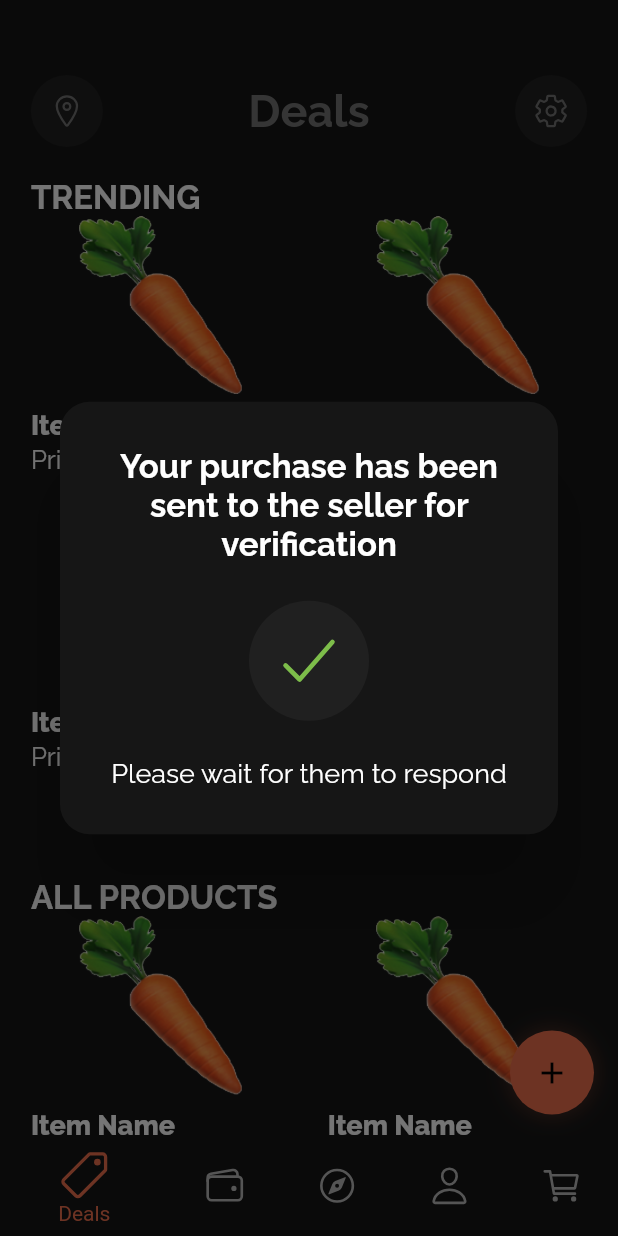
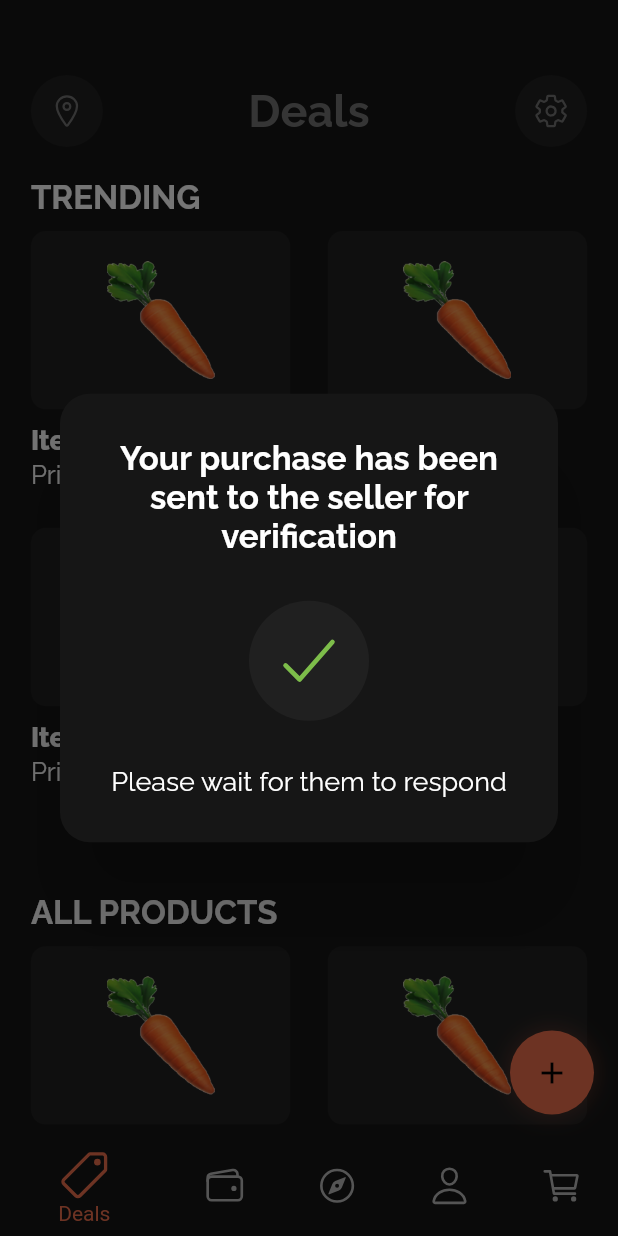
Before and after one commit to cyberwizard1001/shopblocks_flutter, a Flutter app: the screen it shows after launch, after a tap on "Item Name", on a phone screen of 412 x 824 dp. Run offline on Flutter 3.47's test engine with Material 2 defaults, Android fonts, the phone set to English and light mode, and no system bars; our stand-ins replace firebase_core, flutter_svg, font_awesome_flutter, google_fonts, ionicons; missing offline and left inert: flutter_rounded_date_picker, flutter_web3; accounts and stored records are empty; project files that could hold a hidden picture were left out.

Commit message:
Alert Dialogues, buttons

```diff
--- a/lib/screens/deals.dart
+++ b/lib/screens/deals.dart
@@ -1,10 +1,10 @@
 import 'package:flutter/material.dart';
-import 'package:ionicons/ionicons.dart';
 import 'package:shopblocks_flutter/screens/add_item.dart';
 import 'package:shopblocks_flutter/utils/colors.dart' as colors;
 import 'package:shopblocks_flutter/utils/text_styles.dart' as texts;
-import 'package:shopblocks_flutter/widgets/alert_dialog.dart';
 import 'package:shopblocks_flutter/widgets/top_bar.dart';
+
+import '../widgets/item_card.dart';
 
 class Deals extends StatefulWidget {
   const Deals({Key? key}) : super(key: key);
@@ -19,7 +19,8 @@ class _DealsState extends State<Deals> {
     return Scaffold(
       floatingActionButton: FloatingActionButton(
         onPressed: () {
-          Navigator.push(context, MaterialPageRoute(builder: (context)=>const AddItems()));
+          Navigator.push(context,
+              MaterialPageRoute(builder: (context) => const AddItems()));
         },
         elevation: 0,
         foregroundColor: Colors.black,
@@ -38,7 +39,7 @@ class _DealsState extends State<Deals> {
               ),
             ],
           ),
-          child: Icon(Icons.add),
+          child: const Icon(Icons.add),
         ),
       ),
       backgroundColor: colors.scaffoldColor,
@@ -63,6 +64,9 @@ class _DealsState extends State<Deals> {
                   Text(
                     "TRENDING",
                     style: texts.heading3,
+                  ),
+                  const SizedBox(
+                    height: 10,
                   ),
                   GridView.builder(
                     physics: const NeverScrollableScrollPhysics(),
@@ -94,6 +98,9 @@ class _DealsState extends State<Deals> {
                     "ALL PRODUCTS",
                     style: texts.heading3,
                   ),
+                  const SizedBox(
+                    height: 10,
+                  ),
                   GridView.builder(
                     physics: const NeverScrollableScrollPhysics(),
                     shrinkWrap: true,
@@ -117,49 +124,3 @@ class _DealsState extends State<Deals> {
     );
   }
 }
-
-class ItemCard extends StatelessWidget {
-  const ItemCard({
-    Key? key,
-  }) : super(key: key);
-
-  @override
-  Widget build(BuildContext context) {
-    return GestureDetector(
-      onTap: () {
-        displaySucessDialog(
-            context,
-            'Your purchase has been sent to the seller for verification',
-            'Please wait for them to respond');
-      },
-      child: Column(
-        crossAxisAlignment: CrossAxisAlignment.start,
-        children: [
-          Expanded(
-            child: Container(
-              decoration: BoxDecoration(
-                borderRadius: BorderRadius.circular(10),
-                image: const DecorationImage(
-                  fit: BoxFit.contain,
-                  image: AssetImage("assets/images/test-carrot.png"),
-                ),
-              ),
-            ),
-          ),
-          const SizedBox(height: 10),
-          Text(
-            'Item Name',
-            style: texts.paragraph.copyWith(
-                fontWeight: FontWeight.w800, color: colors.headingTextColor),
-          ),
-          const SizedBox(height: 3),
-          Text(
-            'Price',
-            style: texts.paragraph
-                .copyWith(fontSize: 17, color: colors.headingTextColor),
-          )
-        ],
-      ),
-    );
-  }
-}
--- a/lib/widgets/alert_dialog.dart
+++ b/lib/widgets/alert_dialog.dart
@@ -4,6 +4,7 @@ import 'package:google_fonts/google_fonts.dart';
 import 'package:ionicons/ionicons.dart';
 import 'package:shopblocks_flutter/utils/colors.dart' as colors;
 import 'package:shopblocks_flutter/utils/text_styles.dart' as texts;
+import 'package:shopblocks_flutter/widgets/reusable_button.dart';
 
 displayDialog(context, positiveText, negativeText, Function positiveFunction,
     title, subTitle,
@@ -61,13 +62,11 @@ displaySucessDialog(context, title, subTitle) async {
       shape: RoundedRectangleBorder(
         borderRadius: BorderRadius.circular(20),
       ),
-      child: SizedBox(
-        height: MediaQuery.of(context).size.height * 0.35,
-        width: MediaQuery.of(context).size.width * 0.95,
       child: Padding(
         padding:
             const EdgeInsets.only(right: 15, left: 15, top: 30, bottom: 30),
         child: Column(
+          mainAxisSize: MainAxisSize.min,
           mainAxisAlignment: MainAxisAlignment.spaceBetween,
           children: [
             Text(
@@ -75,6 +74,7 @@ displaySucessDialog(context, title, subTitle) async {
               style: texts.heading3,
               textAlign: TextAlign.center,
             ),
+            const SizedBox(height: 30),
             CircleAvatar(
               radius: 40,
               backgroundColor: colors.lightGreyBackground,
@@ -84,6 +84,7 @@ displaySucessDialog(context, title, subTitle) async {
                 size: 50,
               ),
             ),
+            const SizedBox(height: 30),
             Text(
               subTitle,
               style: texts.paragraphw,
@@ -93,11 +94,10 @@ displaySucessDialog(context, title, subTitle) async {
         ),
       ),
     ),
-    ),
   );
 }
 
-displayButtonDialogue(context, title, subTitle) async {
+displayButtonDialogue(context, title, subTitle, onPress) async {
   return await showDialog(
     context: context,
     builder: (context) => Dialog(
@@ -105,13 +105,11 @@ displayButtonDialogue(context, title, subTitle) async {
       shape: RoundedRectangleBorder(
         borderRadius: BorderRadius.circular(20),
       ),
-      child: SizedBox(
-        height: MediaQuery.of(context).size.height * 0.35,
-        width: MediaQuery.of(context).size.width * 0.95,
       child: Padding(
         padding:
             const EdgeInsets.only(right: 15, left: 15, top: 30, bottom: 30),
         child: Column(
+          mainAxisSize: MainAxisSize.min,
           mainAxisAlignment: MainAxisAlignment.spaceBetween,
           children: [
             Text(
@@ -119,13 +117,15 @@ displayButtonDialogue(context, title, subTitle) async {
               style: texts.heading3,
               textAlign: TextAlign.center,
             ),
+            const SizedBox(height: 30),
             Text(
               subTitle,
               style: texts.paragraphw,
               textAlign: TextAlign.center,
             ),
+            const SizedBox(height: 30),
+            ReusableButton(onPress: () => {onPress}),
           ],
-          ),
         ),
       ),
     ),
--- /dev/null
+++ b/lib/widgets/item_card.dart
@@ -0,0 +1,66 @@
+import 'package:flutter/material.dart';
+import 'package:shopblocks_flutter/utils/colors.dart' as colors;
+import 'package:shopblocks_flutter/utils/text_styles.dart' as texts;
+import 'alert_dialog.dart';
+
+class ItemCard extends StatelessWidget {
+  const ItemCard({
+    Key? key,
+  }) : super(key: key);
+
+  @override
+  Widget build(BuildContext context) {
+    return GestureDetector(
+      onTap: () {
+        //TODO: Remove dialog testing
+        // displayButtonDialogue(
+        //   context,
+        //   'A purchase has been initiated by the buyer',
+        //   'Verify the transaction by clicking below,if the product has been sold.',
+        //   () => {},
+        // );
+        displaySucessDialog(
+          context,
+          'Your purchase has been sent to the seller for verification',
+          'Please wait for them to respond',
+        );
+      },
+      child: Column(
+        crossAxisAlignment: CrossAxisAlignment.start,
+        children: [
+          Expanded(
+            child: Container(
+              decoration: BoxDecoration(
+                borderRadius: BorderRadius.circular(10),
+                color: colors.lightGreyBackground,
+              ),
+              padding:
+                  EdgeInsets.only(top: 20, bottom: 20, left: 10, right: 10),
+              child: Container(
+                decoration: BoxDecoration(
+                  borderRadius: BorderRadius.circular(10),
+                  image: const DecorationImage(
+                    fit: BoxFit.contain,
+                    image: AssetImage("assets/images/test-carrot.png"),
+                  ),
+                ),
+              ),
+            ),
+          ),
+          const SizedBox(height: 10),
+          Text(
+            'Item Name',
+            style: texts.paragraph.copyWith(
+                fontWeight: FontWeight.w800, color: colors.headingTextColor),
+          ),
+          const SizedBox(height: 3),
+          Text(
+            'Price',
+            style: texts.paragraph
+                .copyWith(fontSize: 17, color: colors.headingTextColor),
+          )
+        ],
+      ),
+    );
+  }
+}
```
Also changed, not shown: lib/widgets/reusable_button.dart (+24 -0 lines). Lines whose indentation alone changed are shown as unchanged.
